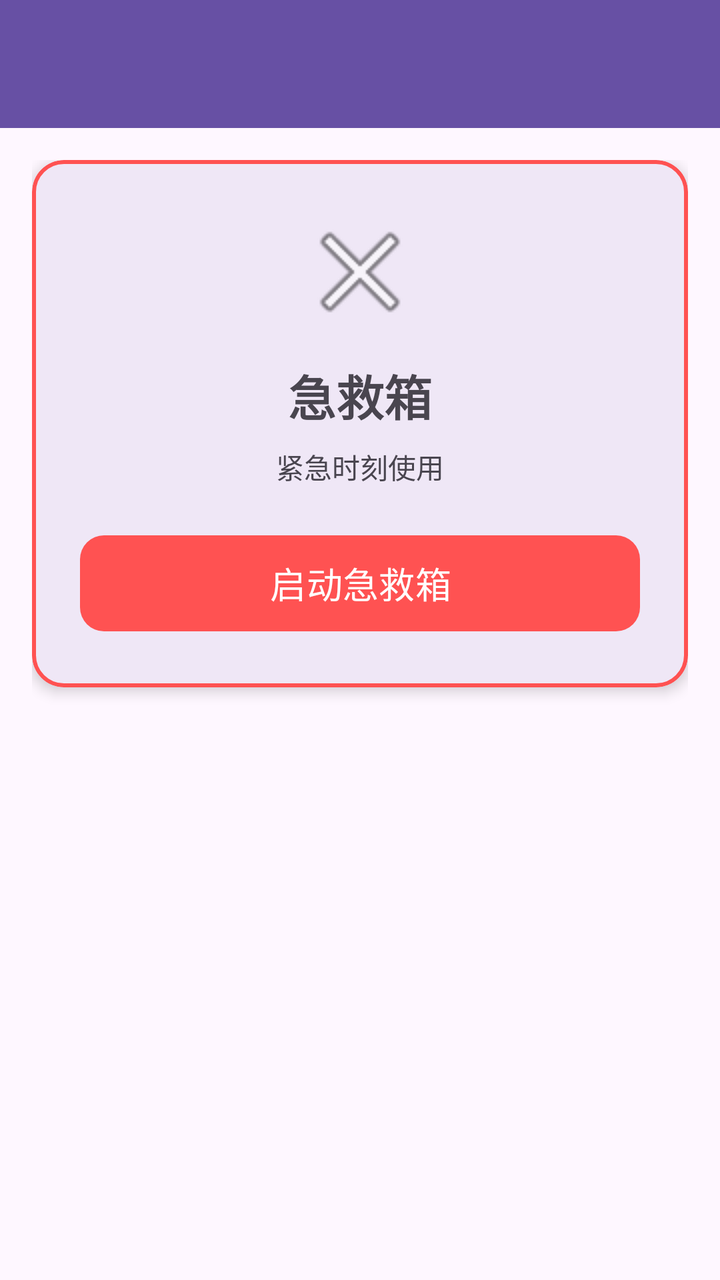
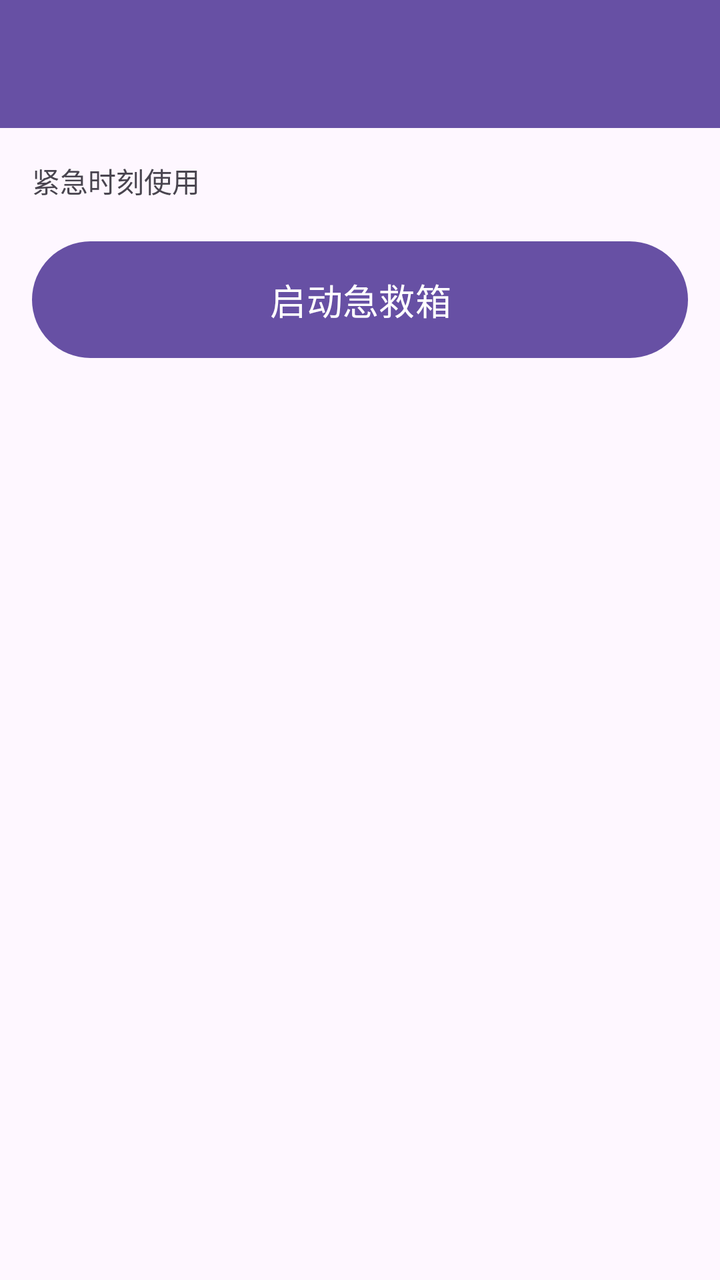

Before-and-after screenshots of an Android layout around one commit, followed by the original layout XML and the change that was made.
<!-- AndroidManifest.xml: application theme Theme.MianSecurity -->
<!-- res/layout/activity_emergency.xml -->
<?xml version="1.0" encoding="utf-8"?>
<LinearLayout xmlns:android="http://schemas.android.com/apk/res/android"
    xmlns:app="http://schemas.android.com/apk/res-auto"
    android:layout_width="match_parent"
    android:layout_height="match_parent"
    android:orientation="vertical">

    <com.google.android.material.appbar.MaterialToolbar
        android:id="@+id/toolbar"
        android:layout_width="match_parent"
        android:layout_height="?attr/actionBarSize"
        android:background="?attr/colorPrimary"
        app:titleTextColor="@android:color/white"
        app:navigationIconTint="@android:color/white" />

    <androidx.core.widget.NestedScrollView
        android:layout_width="match_parent"
        android:layout_height="match_parent"
        android:fillViewport="true">

        <LinearLayout
            android:layout_width="match_parent"
            android:layout_height="wrap_content"
            android:orientation="vertical"
            android:padding="16dp">

            <com.google.android.material.card.MaterialCardView
                android:layout_width="match_parent"
                android:layout_height="wrap_content"
                android:layout_marginBottom="16dp"
                app:cardCornerRadius="16dp"
                app:cardElevation="4dp"
                app:strokeColor="@color/danger"
                app:strokeWidth="2dp">

                <LinearLayout
                    android:layout_width="match_parent"
                    android:layout_height="wrap_content"
                    android:orientation="vertical"
                    android:gravity="center"
                    android:padding="24dp">

                    <ImageView
                        android:layout_width="64dp"
                        android:layout_height="64dp"
                        android:src="@android:drawable/ic_menu_close_clear_cancel"
                        android:layout_marginBottom="12dp" />

                    <TextView
                        android:layout_width="match_parent"
                        android:layout_height="wrap_content"
                        android:text="@string/emergency_box"
                        android:textSize="24sp"
                        android:textStyle="bold"
                        android:gravity="center"
                        android:layout_marginBottom="8dp" />

                    <TextView
                        android:layout_width="match_parent"
                        android:layout_height="wrap_content"
                        android:text="@string/emergency_desc"
                        android:textSize="14sp"
                        android:gravity="center"
                        android:textColor="?android:attr/textColorSecondary"
                        android:layout_marginBottom="20dp" />

                    <com.google.android.material.button.MaterialButton
                        android:id="@+id/btn_start_emergency"
                        android:layout_width="match_parent"
                        android:layout_height="56dp"
                        android:text="@string/start_emergency"
                        android:textSize="18sp"
                        app:cornerRadius="12dp"
                        app:backgroundTint="@color/danger" />
                </LinearLayout>
            </com.google.android.material.card.MaterialCardView>

            <LinearLayout
                android:id="@+id/progress_layout"
                android:layout_width="match_parent"
                android:layout_height="wrap_content"
                android:orientation="vertical"
                android:gravity="center"
                android:visibility="gone"
                android:layout_marginBottom="16dp">

                <ProgressBar
                    android:layout_width="wrap_content"
                    android:layout_height="wrap_content"
                    android:layout_marginBottom="12dp" />

                <TextView
                    android:id="@+id/tv_status"
                    android:layout_width="match_parent"
                    android:layout_height="wrap_content"
                    android:text="@string/emergency_running"
                    android:textSize="16sp"
                    android:gravity="center" />
            </LinearLayout>

            <LinearLayout
                android:id="@+id/result_layout"
                android:layout_width="match_parent"
                android:layout_height="wrap_content"
                android:orientation="vertical"
                android:visibility="gone">

                <TextView
                    android:id="@+id/tv_killed_count"
                    android:layout_width="match_parent"
                    android:layout_height="wrap_content"
                    android:text="已禁止 0 个进程"
                    android:textSize="18sp"
                    android:textStyle="bold"
                    android:gravity="center"
                    android:layout_marginBottom="12dp" />

                <TextView
                    android:layout_width="match_parent"
                    android:layout_height="wrap_content"
                    android:text="@string/killed_processes"
                    android:textSize="14sp"
                    android:textStyle="bold"
                    android:layout_marginBottom="8dp" />

                <androidx.recyclerview.widget.RecyclerView
                    android:id="@+id/recycler_view"
                    android:layout_width="match_parent"
                    android:layout_height="wrap_content"
                    android:nestedScrollingEnabled="false" />
            </LinearLayout>

        </LinearLayout>
    </androidx.core.widget.NestedScrollView>
</LinearLayout>
<!-- resources referenced by this layout -->
<resources>
  <color name="danger">#FF5252</color>
  <string name="emergency_box">急救箱</string>
  <string name="emergency_desc">紧急时刻使用</string>
  <string name="emergency_running">急救箱运行中...</string>
  <string name="killed_processes">所有禁止的进程</string>
  <string name="start_emergency">启动急救箱</string>
  <style name="Theme.MianSecurity" parent="Theme.Material3.DayNight.NoActionBar">
          <item name="colorPrimary">@color/primary</item>
          <item name="colorPrimaryVariant">@color/primary_dark</item>
          <item name="colorOnPrimary">@color/white</item>
          <item name="colorSecondary">@color/accent</item>
          <item name="colorSecondaryVariant">@color/accent</item>
          <item name="colorOnSecondary">@color/black</item>
          <item name="android:statusBarColor">?attr/colorPrimary</item>
          <item name="android:navigationBarColor">@android:color/transparent</item>
          <item name="android:windowLightStatusBar">false</item>
      </style>
  <color name="primary">#00BFA5</color>
  <color name="primary_dark">#00897B</color>
  <color name="white">#FFFFFF</color>
  <color name="accent">#00E5FF</color>
  <color name="black">#000000</color>
</resources>

<!-- the commit's change to res/layout/activity_emergency.xml (unified diff, before → after) -->
@@ -1,6 +1,5 @@
 <?xml version="1.0" encoding="utf-8"?>
 <LinearLayout xmlns:android="http://schemas.android.com/apk/res/android"
-    xmlns:app="http://schemas.android.com/apk/res-auto"
     android:layout_width="match_parent"
     android:layout_height="match_parent"
     android:orientation="vertical">
@@ -9,127 +8,73 @@
         android:id="@+id/toolbar"
         android:layout_width="match_parent"
         android:layout_height="?attr/actionBarSize"
-        android:background="?attr/colorPrimary"
-        app:titleTextColor="@android:color/white"
-        app:navigationIconTint="@android:color/white" />
+        android:background="?attr/colorPrimary" />
 
-    <androidx.core.widget.NestedScrollView
+    <ScrollView
         android:layout_width="match_parent"
         android:layout_height="match_parent"
-        android:fillViewport="true">
+        android:padding="16dp">
 
         <LinearLayout
             android:layout_width="match_parent"
             android:layout_height="wrap_content"
-            android:orientation="vertical"
-            android:padding="16dp">
+            android:orientation="vertical">
 
-            <com.google.android.material.card.MaterialCardView
+            <TextView
+                android:layout_width="wrap_content"
+                android:layout_height="wrap_content"
+                android:text="紧急时刻使用"
+                android:textSize="14sp"
+                android:layout_marginBottom="16dp" />
+
+            <Button
+                android:id="@+id/btnStartEmergency"
                 android:layout_width="match_parent"
                 android:layout_height="wrap_content"
-                android:layout_marginBottom="16dp"
-                app:cardCornerRadius="16dp"
-                app:cardElevation="4dp"
-                app:strokeColor="@color/danger"
-                app:strokeWidth="2dp">
+                android:text="启动急救箱"
+                android:textSize="18sp"
+                android:padding="16dp" />
 
-                <LinearLayout
-                    android:layout_width="match_parent"
-                    android:layout_height="wrap_content"
-                    android:orientation="vertical"
-                    android:gravity="center"
-                    android:padding="24dp">
+            <ProgressBar
+                android:id="@+id/progressBar"
+                style="?android:attr/progressBarStyle"
+                android:layout_width="wrap_content"
+                android:layout_height="wrap_content"
+                android:layout_gravity="center"
+                android:layout_marginTop="16dp"
+                android:visibility="gone" />
 
-                    <ImageView
-                        android:layout_width="64dp"
-                        android:layout_height="64dp"
-                        android:src="@android:drawable/ic_menu_close_clear_cancel"
-                        android:layout_marginBottom="12dp" />
-
-                    <TextView
-                        android:layout_width="match_parent"
-                        android:layout_height="wrap_content"
-                        android:text="@string/emergency_box"
-                        android:textSize="24sp"
-                        android:textStyle="bold"
-                        android:gravity="center"
-                        android:layout_marginBottom="8dp" />
-
-                    <TextView
-                        android:layout_width="match_parent"
-                        android:layout_height="wrap_content"
-                        android:text="@string/emergency_desc"
-                        android:textSize="14sp"
-                        android:gravity="center"
-                        android:textColor="?android:attr/textColorSecondary"
-                        android:layout_marginBottom="20dp" />
-
-                    <com.google.android.material.button.MaterialButton
-                        android:id="@+id/btn_start_emergency"
-                        android:layout_width="match_parent"
-                        android:layout_height="56dp"
-                        android:text="@string/start_emergency"
-                        android:textSize="18sp"
-                        app:cornerRadius="12dp"
-                        app:backgroundTint="@color/danger" />
-                </LinearLayout>
-            </com.google.android.material.card.MaterialCardView>
+            <TextView
+                android:id="@+id/tvStatus"
+                android:layout_width="wrap_content"
+                android:layout_height="wrap_content"
+                android:layout_gravity="center"
+                android:layout_marginTop="8dp"
+                android:textSize="14sp" />
 
             <LinearLayout
-                android:id="@+id/progress_layout"
+                android:id="@+id/killedListLayout"
                 android:layout_width="match_parent"
                 android:layout_height="wrap_content"
                 android:orientation="vertical"
-                android:gravity="center"
-                android:visibility="gone"
-                android:layout_marginBottom="16dp">
-
-                <ProgressBar
-                    android:layout_width="wrap_content"
-                    android:layout_height="wrap_content"
-                    android:layout_marginBottom="12dp" />
-
-                <TextView
-                    android:id="@+id/tv_status"
-                    android:layout_width="match_parent"
-                    android:layout_height="wrap_content"
-                    android:text="@string/emergency_running"
-                    android:textSize="16sp"
-                    android:gravity="center" />
-            </LinearLayout>
-
-            <LinearLayout
-                android:id="@+id/result_layout"
-                android:layout_width="match_parent"
-                android:layout_height="wrap_content"
-                android:orientation="vertical"
+                android:layout_marginTop="24dp"
                 android:visibility="gone">
 
                 <TextView
-                    android:id="@+id/tv_killed_count"
+                    android:id="@+id/tvKilledCount"
+                    android:layout_width="wrap_content"
+                    android:layout_height="wrap_content"
+                    android:textSize="16sp"
+                    android:textStyle="bold" />
+
+                <androidx.recyclerview.widget.RecyclerView
+                    android:id="@+id/recyclerViewKilled"
                     android:layout_width="match_parent"
                     android:layout_height="wrap_content"
-                    android:text="已禁止 0 个进程"
-                    android:textSize="18sp"
-                    android:textStyle="bold"
-                    android:gravity="center"
-                    android:layout_marginBottom="12dp" />
-
-                <TextView
-                    android:layout_width="match_parent"
-                    android:layout_height="wrap_content"
-                    android:text="@string/killed_processes"
-                    android:textSize="14sp"
-                    android:textStyle="bold"
-                    android:layout_marginBottom="8dp" />
-
-                <androidx.recyclerview.widget.RecyclerView
-                    android:id="@+id/recycler_view"
-                    android:layout_width="match_parent"
-                    android:layout_height="wrap_content"
+                    android:layout_marginTop="8dp"
                     android:nestedScrollingEnabled="false" />
             </LinearLayout>
 
         </LinearLayout>
-    </androidx.core.widget.NestedScrollView>
+    </ScrollView>
 </LinearLayout>
<!-- resource entries referenced after the edit -->
@@ -1,11 +1,5 @@
 <!-- resources referenced by this layout -->
 <resources>
-  <color name="danger">#FF5252</color>
-  <string name="emergency_box">急救箱</string>
-  <string name="emergency_desc">紧急时刻使用</string>
-  <string name="emergency_running">急救箱运行中...</string>
-  <string name="killed_processes">所有禁止的进程</string>
-  <string name="start_emergency">启动急救箱</string>
   <style name="Theme.MianSecurity" parent="Theme.Material3.DayNight.NoActionBar">
           <item name="colorPrimary">@color/primary</item>
           <item name="colorPrimaryVariant">@color/primary_dark</item>
